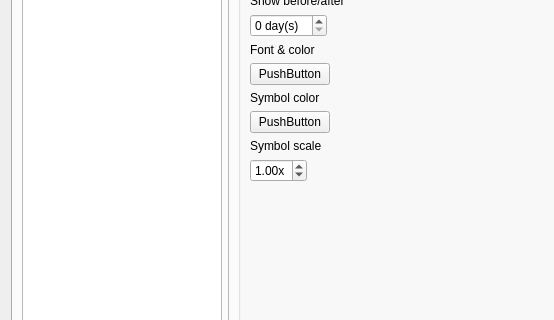
First picture: the form in csetting.ui, repository PavelMr/skytechx, before the edit; both pictures show x 0 to 554 and y 117 to 437 of the 1109 by 737 pixel window.
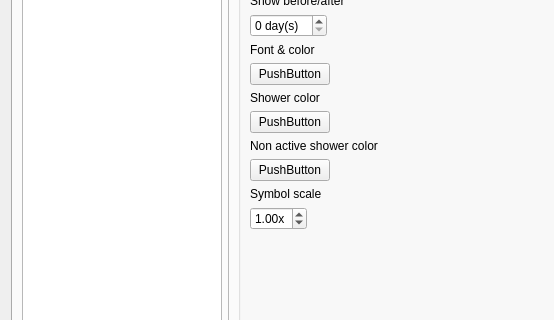
Second picture: the form after the edit. Custom widgets are drawn as their Qt base class.

The edit to the form file:
```diff
--- a/csetting.ui
+++ b/csetting.ui
@@ -1937,25 +1937,18 @@
                   <item row="5" column="0">
                    <widget class="QLabel" name="label_128">
                     <property name="text">
-                     <string>Symbol color</string>
+                     <string>Shower color</string>
                     </property>
                    </widget>
                   </item>
-                  <item row="6" column="0">
-                   <widget class="CPushColorButton" name="pushButton_72">
-                    <property name="text">
-                     <string>PushButton</string>
-                    </property>
-                   </widget>
-                  </item>
-                  <item row="7" column="0">
+                  <item row="9" column="0">
                    <widget class="QLabel" name="label_129">
                     <property name="text">
                      <string>Symbol scale</string>
                     </property>
                    </widget>
                   </item>
-                  <item row="8" column="0">
+                  <item row="10" column="0">
                    <widget class="QDoubleSpinBox" name="doubleSpinBox_42">
                     <property name="suffix">
                      <string notr="true">x</string>
@@ -1974,6 +1967,27 @@
                     </property>
                    </widget>
                   </item>
+                  <item row="6" column="0">
+                   <widget class="CPushColorButton" name="pushButton_72">
+                    <property name="text">
+                     <string>PushButton</string>
+                    </property>
+                   </widget>
+                  </item>
+                  <item row="7" column="0">
+                   <widget class="QLabel" name="label_130">
+                    <property name="text">
+                     <string>Non active shower color</string>
+                    </property>
+                   </widget>
+                  </item>
+                  <item row="8" column="0">
+                   <widget class="CPushColorButton" name="pushButton_75">
+                    <property name="text">
+                     <string>PushButton</string>
+                    </property>
+                   </widget>
+                  </item>
                  </layout>
                 </item>
                </layout>
```
